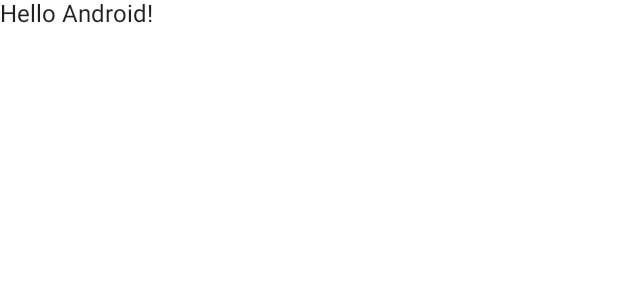
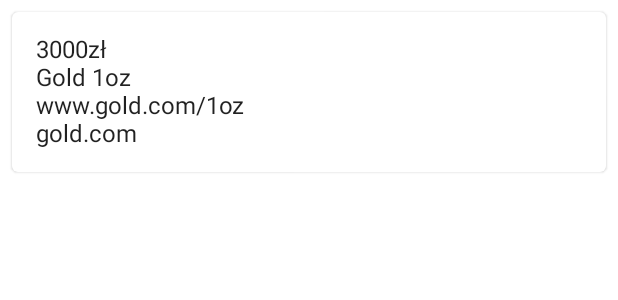
Before and after one commit to SelfFormat/goldpare, an Android app built with Jetpack Compose: the @Preview function DefaultPreview, on a phone screen of 412 x 824 dp. Shown: the top 300 px of the screen. Run offline under Robolectric (Android 15) with nearby library versions, the phone set to English and light mode, and no system bars.

Commit message:
add recyclerview like lazyColumnFor Gold items

```diff
--- a/androidApp/src/main/java/com/selfformat/goldpare/androidApp/compose/MainComposeActivity.kt
+++ b/androidApp/src/main/java/com/selfformat/goldpare/androidApp/compose/MainComposeActivity.kt
@@ -1,38 +1,89 @@
 package com.selfformat.goldpare.androidApp.compose
 
 import android.os.Bundle
+import android.widget.Toast
 import androidx.appcompat.app.AppCompatActivity
+import androidx.compose.foundation.layout.Column
+import androidx.compose.foundation.layout.fillMaxSize
+import androidx.compose.foundation.layout.fillMaxWidth
+import androidx.compose.foundation.layout.padding
+import androidx.compose.foundation.lazy.LazyColumnFor
+import androidx.compose.material.Card
 import androidx.compose.material.Text
 import androidx.compose.material.MaterialTheme
 import androidx.compose.material.Surface
 import androidx.compose.runtime.Composable
+import androidx.compose.ui.Modifier
 import androidx.compose.ui.platform.setContent
 import androidx.compose.ui.tooling.preview.Preview
+import androidx.compose.ui.unit.dp
 import com.selfformat.goldpare.androidApp.compose.ui.GoldpareTheme
+import com.selfformat.goldpare.shared.GoldSDK
+import com.selfformat.goldpare.shared.cache.DatabaseDriverFactory
+import com.selfformat.goldpare.shared.model.GoldItem
+import kotlinx.coroutines.MainScope
+import kotlinx.coroutines.launch
 
 class MainComposeActivity : AppCompatActivity() {
+
+    private val mainScope = MainScope()
+    private val sdk = GoldSDK(DatabaseDriverFactory(this))
+
     override fun onCreate(savedInstanceState: Bundle?) {
         super.onCreate(savedInstanceState)
-        setContent {
-            GoldpareTheme {
-                // A surface container using the 'background' color from the theme
-                Surface(color = MaterialTheme.colors.background) {
-                    Greeting("Android")
+
+        mainScope.launch {
+            kotlin.runCatching {
+                sdk.getGoldItems(true)
+            }.onSuccess {
+                setContent {
+                    GoldpareTheme {
+                        // A surface container using the 'background' color from the theme
+                        Surface(color = MaterialTheme.colors.background) {
+                            LazyGoldColumn(it)
+                        }
+                    }
                 }
+            }.onFailure {
+                Toast.makeText(this@MainComposeActivity, it.localizedMessage, Toast.LENGTH_SHORT).show()
             }
         }
     }
 }
 
+
 @Composable
-fun Greeting(name: String) {
-    Text(text = "Hello $name!")
+fun LazyGoldColumn(
+        goldItems: List<GoldItem>,
+) {
+    Surface(modifier = Modifier.fillMaxSize()) {
+        LazyColumnFor(goldItems) { item ->
+            GoldRow(item)
+        }
+    }
+}
+
+
+@Composable
+fun GoldRow(item: GoldItem) {
+    Card(Modifier
+            .padding(8.dp)
+            .fillMaxWidth()) {
+        Column(Modifier
+                .padding(16.dp)) {
+            Text(text = item.title)
+            Text(text = item.price)
+            Text(text = item.link)
+            Text(text = item.website)
+        }
+    }
 }
 
 @Preview(showBackground = true)
 @Composable
 fun DefaultPreview() {
+    val goldItem = GoldItem(1, "Gold 1oz", "3000zł", "www.gold.com/1oz", "gold.com")
     GoldpareTheme {
-        Greeting("Android")
+        GoldRow(goldItem)
     }
 }
```
